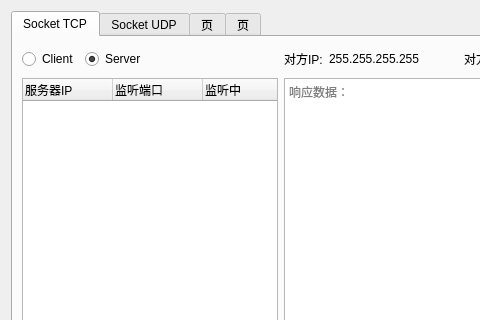
Before: the Qt Designer form PythonProjects/OmronOfficeSystem/communication/CommunicationUi.ui in MmMmMqianq/OmronOfficeSystem, drawn with Qt 5; both pictures show x 0 to 480 and y 0 to 320 of the 1151 by 909 pixel window.
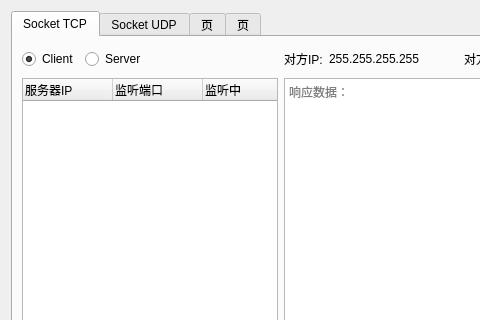
After: the same form once the commit is applied. Icons and pictures are not drawn.

The edit to the form file:
```diff
--- a/PythonProjects/OmronOfficeSystem/communication/CommunicationUi.ui
+++ b/PythonProjects/OmronOfficeSystem/communication/CommunicationUi.ui
@@ -58,7 +58,7 @@
               <string>Client</string>
              </property>
              <property name="checked">
-              <bool>false</bool>
+              <bool>true</bool>
              </property>
              <attribute name="buttonGroup">
               <string notr="true">CSGroup</string>
@@ -77,7 +77,7 @@
               <string>Server</string>
              </property>
              <property name="checked">
-              <bool>true</bool>
+              <bool>false</bool>
              </property>
              <attribute name="buttonGroup">
               <string notr="true">CSGroup</string>
```
Left out of the diff: 9 changed lines with no effect on the pictures.
